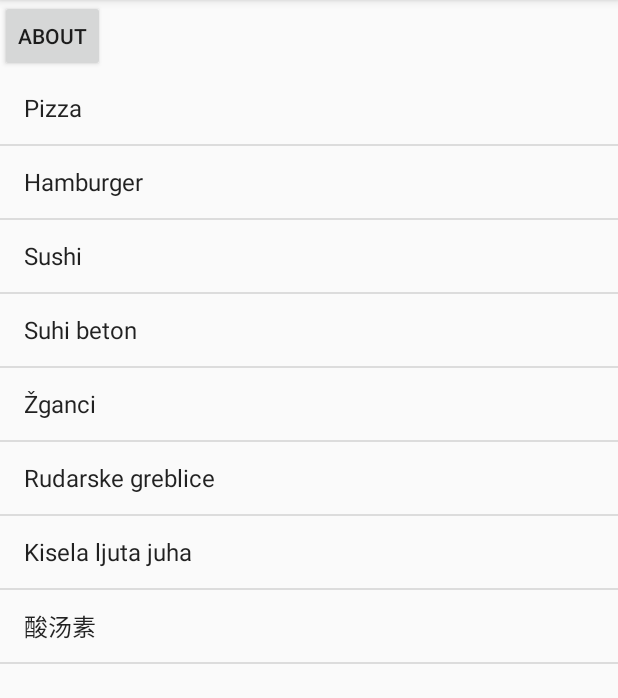
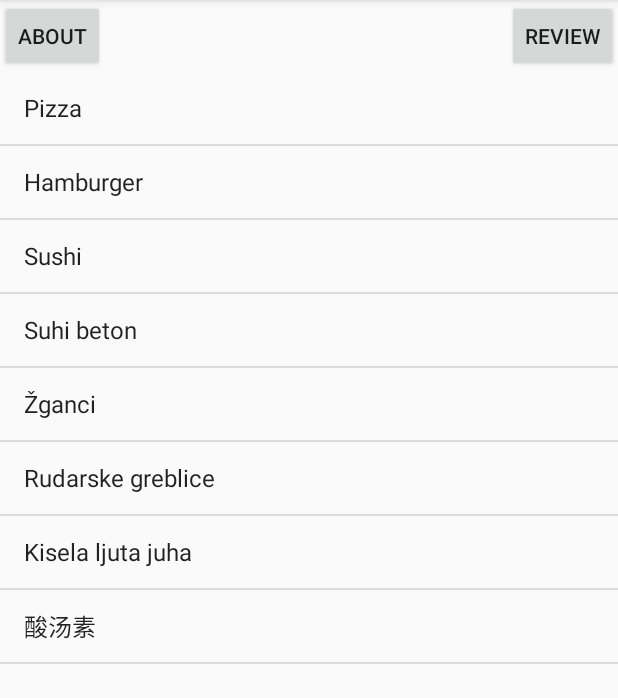
Before and after one commit to mDinon/FoodHub, an Android app: the fragment FoodFragment shown on its own in the app's theme, on a phone screen of 412 x 824 dp, the part 84-782 px from its top. Run offline under Robolectric (Android 15) with nearby library versions, the phone set to English and light mode, and no system bars.

Commit message:
Layout datoteke
item_consumable.xml trenutno ne služi ničem.
TRENUTNO!
NE ZADUGO

```diff
--- a/app/src/main/res/layout/fragment_food.xml
+++ b/app/src/main/res/layout/fragment_food.xml
@@ -24,4 +24,14 @@
         android:layout_alignParentBottom="true"
         android:layout_alignParentLeft="true"
         android:layout_alignParentStart="true" />
+
+    <Button
+        style="?android:attr/buttonStyleSmall"
+        android:layout_width="wrap_content"
+        android:layout_height="wrap_content"
+        android:text="Review"
+        android:id="@+id/FoodToRev"
+        android:layout_alignParentTop="true"
+        android:layout_alignParentRight="true"
+        android:layout_alignParentEnd="true" />
 </RelativeLayout>
```
Also changed, not shown: app/src/main/res/layout/fragment_review.xml (added, +17 -0 lines), app/src/main/res/layout/item_consumable.xml (added, +11 -0 lines), app/src/main/res/layout/activity_menu.xml (line endings or trailing spaces), app/src/main/res/layout/fragment_about.xml (line endings or trailing spaces).
